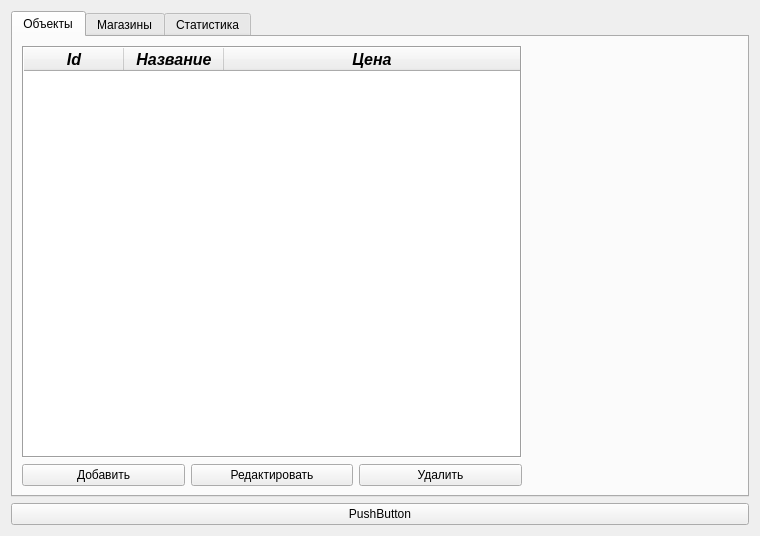
FelixMailwriter/VendService, file UI/UIForms/mainForm.ui: the form before one commit.
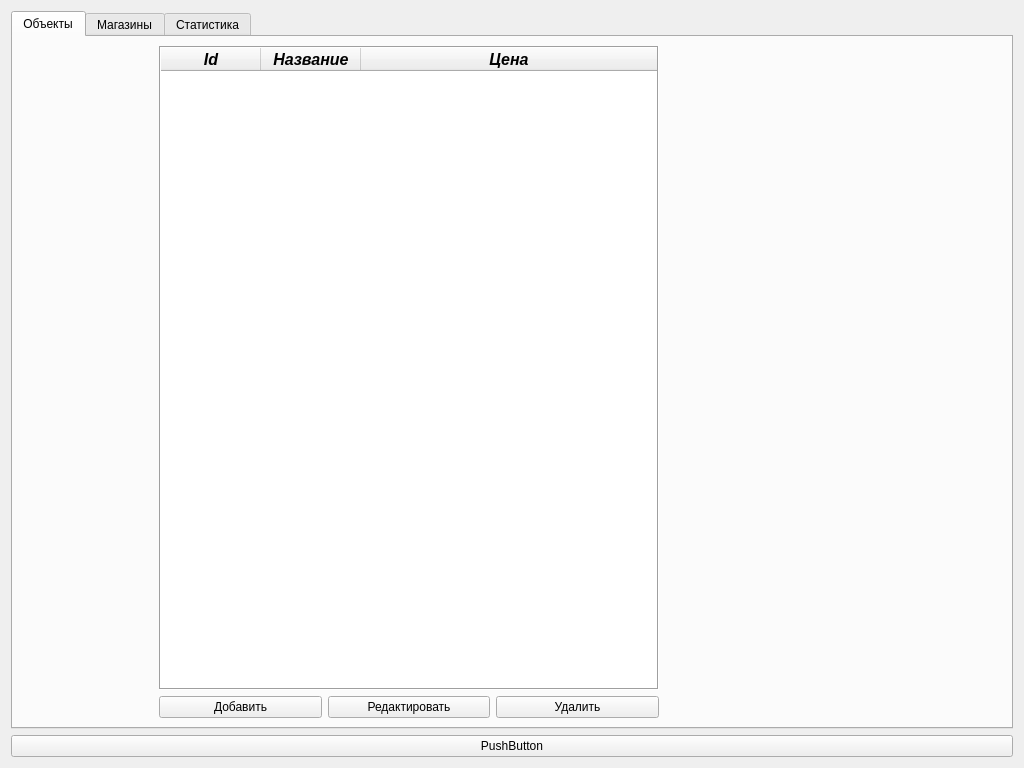
The form after the commit.

```diff
--- a/UI/UIForms/mainForm.ui
+++ b/UI/UIForms/mainForm.ui
@@ -6,8 +6,8 @@
    <rect>
     <x>0</x>
     <y>0</y>
-    <width>760</width>
-    <height>536</height>
+    <width>1024</width>
+    <height>768</height>
    </rect>
   </property>
   <property name="windowTitle">
@@ -36,7 +36,7 @@
           <layout class="QVBoxLayout" name="verticalLayout_6">
            <item>
             <layout class="QGridLayout" name="gridLayout" rowstretch="10,0">
-             <item row="0" column="0">
+             <item row="0" column="1">
               <layout class="QVBoxLayout" name="verticalLayout_5">
                <item>
                 <widget class="QTableWidget" name="ItemTable">
@@ -107,6 +107,19 @@
               </layout>
              </item>
              <item row="0" column="2">
+              <spacer name="horizontalSpacer">
+               <property name="orientation">
+                <enum>Qt::Horizontal</enum>
+               </property>
+               <property name="sizeHint" stdset="0">
+                <size>
+                 <width>5</width>
+                 <height>5</height>
+                </size>
+               </property>
+              </spacer>
+             </item>
+             <item row="0" column="3">
               <widget class="QLabel" name="ibl_ItemIcon">
                <property name="sizePolicy">
                 <sizepolicy hsizetype="Fixed" vsizetype="Fixed">
@@ -128,20 +141,7 @@
                </property>
               </widget>
              </item>
-             <item row="0" column="1">
-              <spacer name="horizontalSpacer">
-               <property name="orientation">
-                <enum>Qt::Horizontal</enum>
-               </property>
-               <property name="sizeHint" stdset="0">
-                <size>
-                 <width>5</width>
-                 <height>5</height>
-                </size>
-               </property>
-              </spacer>
-             </item>
-             <item row="1" column="0">
+             <item row="1" column="1">
               <layout class="QHBoxLayout" name="horizontalLayout">
                <item>
                 <widget class="QPushButton" name="btn_AddItem">
@@ -166,6 +166,19 @@
                </item>
               </layout>
              </item>
+             <item row="0" column="0">
+              <spacer name="horizontalSpacer_2">
+               <property name="orientation">
+                <enum>Qt::Horizontal</enum>
+               </property>
+               <property name="sizeHint" stdset="0">
+                <size>
+                 <width>40</width>
+                 <height>20</height>
+                </size>
+               </property>
+              </spacer>
+             </item>
             </layout>
            </item>
           </layout>
```
